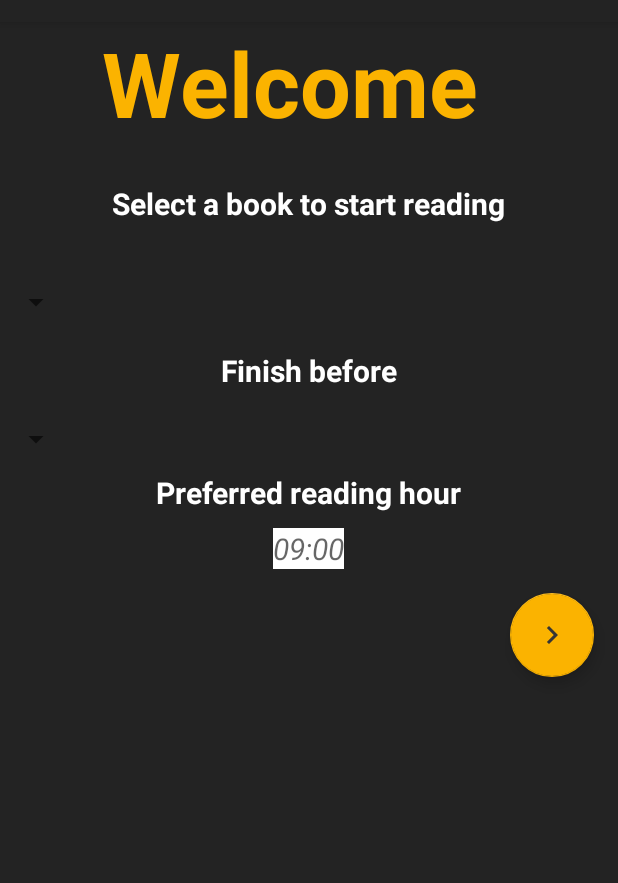
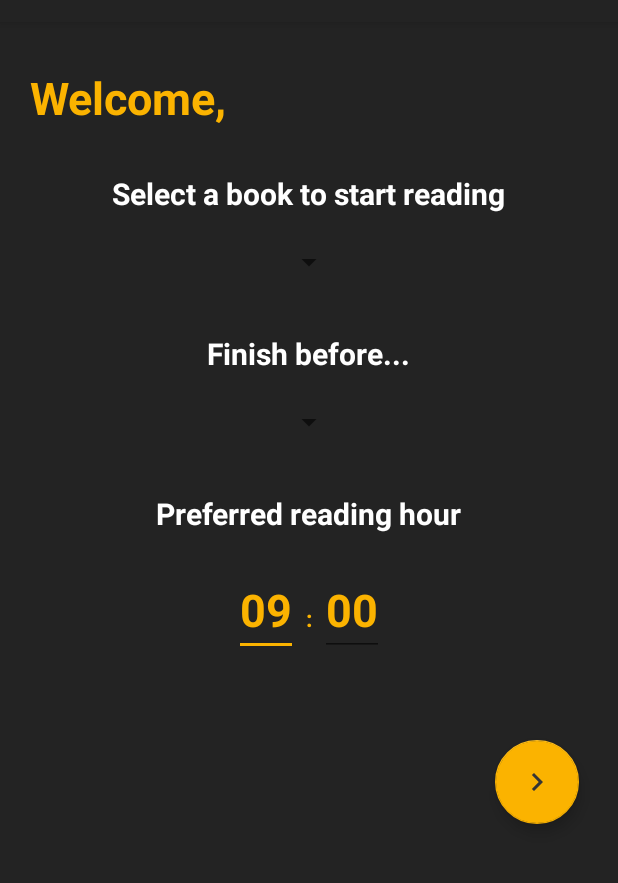
Before and after one commit to nestorivanmo/BookWorm, an Android app: the InitialConfigActivity screen opened directly, with no data from a screen before it, on a phone screen of 412 x 824 dp, the part 62-945 px from its top. Run offline under Robolectric (Android 15) with nearby library versions, the phone set to English and light mode, and no system bars.

Commit message:
Updated UI Initial Config

```diff
--- a/Mozek/app/src/main/res/layout/activity_initial_config.xml
+++ b/Mozek/app/src/main/res/layout/activity_initial_config.xml
@@ -9,80 +9,153 @@
     android:background="@color/colorPrimary">
 
     <TextView
-        android:id="@+id/Textview5"
-
-        android:layout_width="276dp"
-        android:layout_height="67dp"
-        android:layout_gravity="center"
+        android:id="@+id/initialConfigTitle_TV_InitialConfig"
+        android:layout_width="match_parent"
+        android:layout_height="wrap_content"
+        android:layout_marginTop="@dimen/title_vertical_margin"
+        android:layout_gravity="start"
+        android:paddingLeft="20dp"
+        android:paddingRight="20dp"
         android:text="@string/Bienvenido"
         android:textColor="@color/Amarillo"
-        android:textSize="60sp"
+        android:textSize="30sp"
         android:textStyle="bold" />
 
+    <RelativeLayout
+        android:id="@+id/selectBook_RelativeLayout_InitialConfig"
+        android:layout_width="match_parent"
+        android:layout_height="wrap_content"
+        android:layout_marginTop="30dp">
+
         <TextView
-        android:id="@+id/Textview6"
+            android:id="@+id/selectBook_TV_initialConfig"
             android:layout_width="wrap_content"
             android:layout_height="wrap_content"
-        android:layout_gravity="center"
-        android:layout_margin="40dp"
+            android:layout_centerHorizontal="true"
             android:text="@string/SeleccionLibro"
             android:textColor="@color/Blanco"
             android:textSize="20sp"
             android:textStyle="bold" />
 
         <Spinner
-        android:id="@+id/spinner"
+            android:id="@+id/selectBook_Spinner_InitialConfig"
             android:layout_width="wrap_content"
             android:layout_height="wrap_content"
+            android:layout_below="@+id/selectBook_TV_initialConfig"
+            android:layout_marginTop="20dp"
+            android:layout_centerHorizontal="true"
             />
+    </RelativeLayout>
+
+
+    <RelativeLayout
+        android:id="@+id/selectDate_RelativeLayout_InitialConfig"
+        android:layout_width="match_parent"
+        android:layout_height="wrap_content"
+        android:layout_marginTop="35dp">
 
         <TextView
-        android:id="@+id/Textview7"
+            android:id="@+id/selectDate_TV_InitialConfig"
             android:layout_width="wrap_content"
             android:layout_height="wrap_content"
-        android:layout_gravity="center"
-        android:layout_margin="20dp"
+            android:layout_centerHorizontal="true"
             android:text="@string/SeleccionTiempo"
             android:textColor="@color/Blanco"
             android:textSize="20sp"
             android:textStyle="bold" />
 
         <Spinner
-        android:id="@+id/spinner2"
+            android:id="@+id/selectDate_Spinner_InitialConfig"
             android:layout_width="wrap_content"
             android:layout_height="wrap_content"
+            android:layout_below="@+id/selectDate_TV_InitialConfig"
+            android:layout_marginTop="20dp"
+            android:layout_centerHorizontal="true"
             />
 
+    </RelativeLayout>
+
+    <RelativeLayout
+        android:id="@+id/preferredHour_RelativeLayout_InitialConfig"
+        android:layout_width="match_parent"
+        android:layout_height="wrap_content"
+        android:layout_marginTop="35dp">
+
         <TextView
-        android:id="@+id/Textview8"
+            android:id="@+id/preferredHour_TV_InitialConfig"
             android:layout_width="wrap_content"
             android:layout_height="wrap_content"
-        android:layout_gravity="center"
-        android:layout_margin="10dp"
+            android:layout_centerHorizontal="true"
             android:text="@string/HorarioPreferente"
             android:textColor="@color/Blanco"
             android:textSize="20sp"
             android:textStyle="bold" />
 
-    <EditText
-
-        android:id="@+id/editText3"
+        <LinearLayout
+            android:id="@+id/hour_minute_LinearLayout_InitialConfig"
             android:layout_width="wrap_content"
             android:layout_height="wrap_content"
-        android:layout_gravity="center"
-        android:layout_margin="0dp"
-        android:background="@color/Blanco"
-        android:hint="09:00"
-        android:inputType="text"
-        android:textSize="20sp"
-        android:textStyle="italic" />
+            android:orientation="horizontal"
+            android:layout_below="@id/preferredHour_TV_InitialConfig"
+            android:layout_marginTop="20dp"
+            android:layout_centerHorizontal="true">
 
+            <EditText
+                android:id="@+id/hourPicker_ET_InitialConfig"
+                android:layout_width="wrap_content"
+                android:layout_height="wrap_content"
+                android:layout_marginRight="5dp"
+                android:layout_marginEnd="5dp"
+                android:hint="09"
+                android:textColorHint="@color/Amarillo"
+                android:textColor="@color/Amarillo"
+                android:textStyle="bold"
+                android:textSize="30sp"/>
+
+            <TextView
+                android:id="@+id/dots_TV_InitialConfig"
+                android:layout_width="wrap_content"
+                android:layout_height="wrap_content"
+                android:text=":"
+                android:textColor="@color/Amarillo"
+                android:textSize="15sp"
+                android:textStyle="bold"/>
+
+            <EditText
+                android:id="@+id/minutePicker_ET_InitialConfig"
+                android:layout_width="wrap_content"
+                android:layout_height="wrap_content"
+                android:layout_marginLeft="5dp"
+                android:layout_marginStart="5dp"
+                android:hint="00"
+                android:textColorHint="@color/Amarillo"
+                android:textColor="@color/Amarillo"
+                android:textStyle="bold"
+                android:textSize="30sp"/>
+
+
+        </LinearLayout>
+
+    </RelativeLayout>
+
+
+    <RelativeLayout
+        android:id="@+id/fab_RelativeLayout_InitialConfig"
+        android:layout_width="wrap_content"
+        android:layout_height="wrap_content"
+        android:layout_marginTop="40dp"
+        android:layout_gravity="end|bottom"
+        android:layout_marginEnd="10dp"
+        android:layout_marginRight="10dp"
+        >
         <android.support.design.widget.FloatingActionButton
             android:id="@+id/goToMainAppButton_InitalConfig"
             android:layout_width="wrap_content"
             android:layout_height="wrap_content"
-        android:layout_gravity="end|bottom"
             android:src="@drawable/ic_chevron_right_black_24dp"
             android:layout_margin="16dp"/>
 
+    </RelativeLayout>
+
+
 </LinearLayout>
--- a/Mozek/app/src/main/res/values/strings.xml
+++ b/Mozek/app/src/main/res/values/strings.xml
@@ -13,10 +13,13 @@
 
     <string name="contrasena">Password</string>
     <string name="Registro">Mozek</string>
-    <string name="Bienvenido">Welcome</string>
+
+    <string name="Bienvenido">Welcome, </string>
+
     <string name="SeleccionLibro">Select a book to start reading</string>
     <string name="title_activity_sign_up">SignUpActivity</string>
-    <string name="SeleccionTiempo">Finish before</string>
+
+    <string name="SeleccionTiempo">Finish before...</string>
     <string name="HorarioPreferente">Preferred reading hour</string>
     <string name="title_activity_main">MainActivity</string>
     <string name="title_admin">Admin</string>
```
Lines whose indentation alone changed are shown as unchanged.
